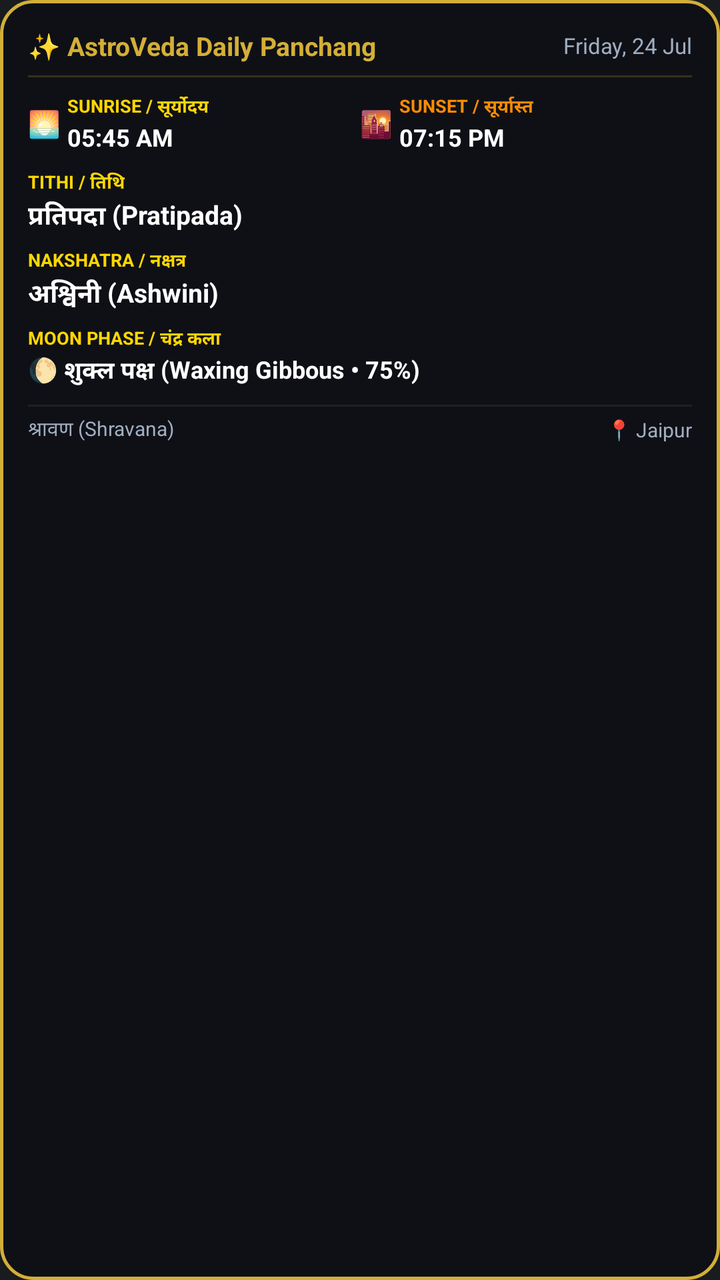
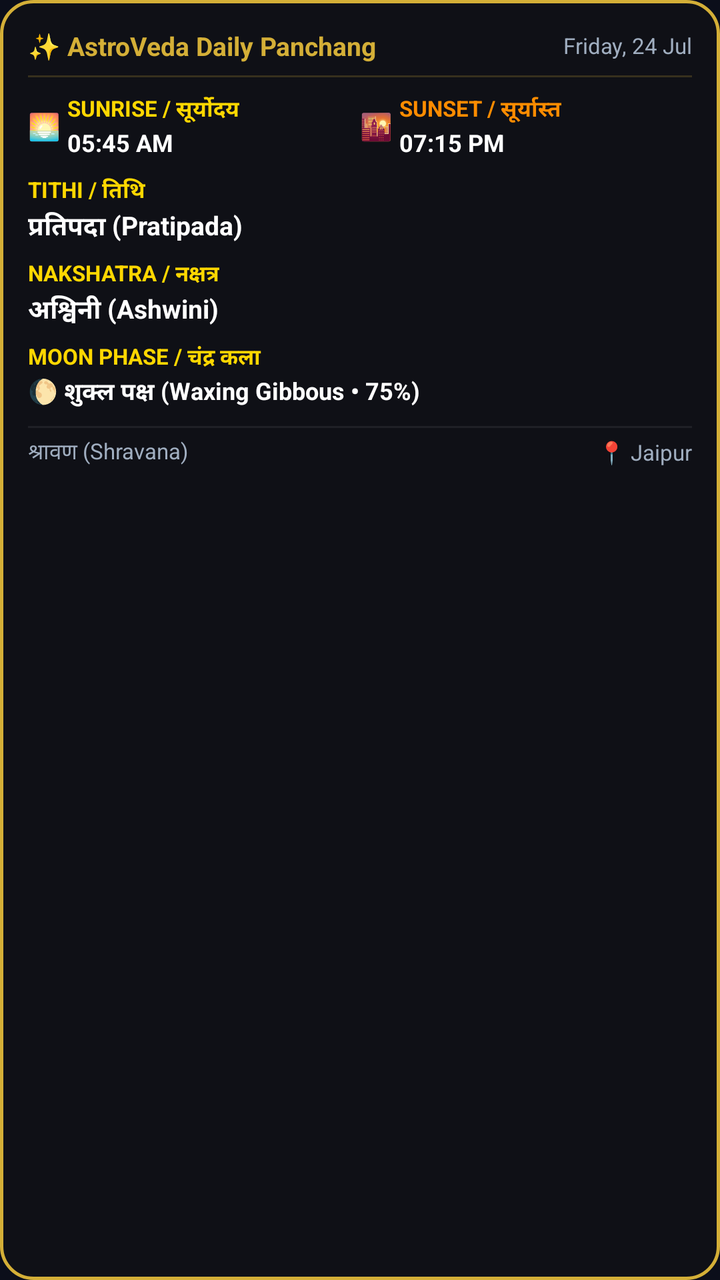

An Android layout rendered at two revisions. The XML below is the earlier revision; the diff shows what the commit changed to produce the second picture.
<!-- AndroidManifest.xml: application theme Theme.MyApplication -->
<!-- res/layout/panchang_widget.xml -->
<?xml version="1.0" encoding="utf-8"?>
<LinearLayout xmlns:android="http://schemas.android.com/apk/res/android"
    android:id="@+id/widget_root"
    android:layout_width="match_parent"
    android:layout_height="match_parent"
    android:background="@drawable/widget_background"
    android:orientation="vertical"
    android:padding="14dp">

    
    <LinearLayout
        android:layout_width="match_parent"
        android:layout_height="wrap_content"
        android:gravity="center_vertical"
        android:orientation="horizontal">

        <TextView
            android:id="@+id/widget_title"
            android:layout_width="0dp"
            android:layout_height="wrap_content"
            android:layout_weight="1"
            android:text="✨ AstroVeda Daily Panchang"
            android:textColor="#D4AF37"
            android:textSize="13sp"
            android:textStyle="bold" />

        <TextView
            android:id="@+id/widget_date"
            android:layout_width="wrap_content"
            android:layout_height="wrap_content"
            android:text="Friday, 24 Jul"
            android:textColor="#A0AEC0"
            android:textSize="11sp" />
    </LinearLayout>

    
    <View
        android:layout_width="match_parent"
        android:layout_height="1dp"
        android:layout_marginTop="6dp"
        android:layout_marginBottom="8dp"
        android:background="#33D4AF37" />

    
    <LinearLayout
        android:layout_width="match_parent"
        android:layout_height="wrap_content"
        android:orientation="horizontal"
        android:layout_marginBottom="8dp">

        
        <LinearLayout
            android:layout_width="0dp"
            android:layout_height="wrap_content"
            android:layout_weight="1"
            android:gravity="center_vertical"
            android:orientation="horizontal">

            <TextView
                android:layout_width="wrap_content"
                android:layout_height="wrap_content"
                android:text="🌅 "
                android:textSize="13sp" />

            <LinearLayout
                android:layout_width="wrap_content"
                android:layout_height="wrap_content"
                android:orientation="vertical">

                <TextView
                    android:layout_width="wrap_content"
                    android:layout_height="wrap_content"
                    android:text="SUNRISE / सूर्योदय"
                    android:textColor="#FFD700"
                    android:textSize="9sp"
                    android:textStyle="bold" />

                <TextView
                    android:id="@+id/widget_sunrise"
                    android:layout_width="wrap_content"
                    android:layout_height="wrap_content"
                    android:text="05:45 AM"
                    android:textColor="#FFFFFF"
                    android:textSize="12sp"
                    android:textStyle="bold" />
            </LinearLayout>
        </LinearLayout>

        
        <LinearLayout
            android:layout_width="0dp"
            android:layout_height="wrap_content"
            android:layout_weight="1"
            android:gravity="center_vertical"
            android:orientation="horizontal">

            <TextView
                android:layout_width="wrap_content"
                android:layout_height="wrap_content"
                android:text="🌇 "
                android:textSize="13sp" />

            <LinearLayout
                android:layout_width="wrap_content"
                android:layout_height="wrap_content"
                android:orientation="vertical">

                <TextView
                    android:layout_width="wrap_content"
                    android:layout_height="wrap_content"
                    android:text="SUNSET / सूर्यास्त"
                    android:textColor="#FF8C00"
                    android:textSize="9sp"
                    android:textStyle="bold" />

                <TextView
                    android:id="@+id/widget_sunset"
                    android:layout_width="wrap_content"
                    android:layout_height="wrap_content"
                    android:text="07:15 PM"
                    android:textColor="#FFFFFF"
                    android:textSize="12sp"
                    android:textStyle="bold" />
            </LinearLayout>
        </LinearLayout>
    </LinearLayout>

    
    <LinearLayout
        android:layout_width="match_parent"
        android:layout_height="wrap_content"
        android:orientation="vertical"
        android:layout_marginBottom="6dp">

        <TextView
            android:layout_width="wrap_content"
            android:layout_height="wrap_content"
            android:text="TITHI / तिथि"
            android:textColor="#FFD700"
            android:textSize="9sp"
            android:textStyle="bold" />

        <TextView
            android:id="@+id/widget_tithi"
            android:layout_width="match_parent"
            android:layout_height="wrap_content"
            android:ellipsize="end"
            android:maxLines="1"
            android:text="प्रतिपदा (Pratipada)"
            android:textColor="#FFFFFF"
            android:textSize="13sp"
            android:textStyle="bold" />
    </LinearLayout>

    
    <LinearLayout
        android:layout_width="match_parent"
        android:layout_height="wrap_content"
        android:orientation="vertical"
        android:layout_marginBottom="6dp">

        <TextView
            android:layout_width="wrap_content"
            android:layout_height="wrap_content"
            android:text="NAKSHATRA / नक्षत्र"
            android:textColor="#FFD700"
            android:textSize="9sp"
            android:textStyle="bold" />

        <TextView
            android:id="@+id/widget_nakshatra"
            android:layout_width="match_parent"
            android:layout_height="wrap_content"
            android:ellipsize="end"
            android:maxLines="1"
            android:text="अश्विनी (Ashwini)"
            android:textColor="#FFFFFF"
            android:textSize="13sp"
            android:textStyle="bold" />
    </LinearLayout>

    
    <LinearLayout
        android:layout_width="match_parent"
        android:layout_height="wrap_content"
        android:orientation="vertical"
        android:layout_marginBottom="6dp">

        <TextView
            android:layout_width="wrap_content"
            android:layout_height="wrap_content"
            android:text="MOON PHASE / चंद्र कला"
            android:textColor="#FFD700"
            android:textSize="9sp"
            android:textStyle="bold" />

        <TextView
            android:id="@+id/widget_moon_phase"
            android:layout_width="match_parent"
            android:layout_height="wrap_content"
            android:ellipsize="end"
            android:maxLines="1"
            android:text="🌔 शुक्ल पक्ष (Waxing Gibbous • 75%)"
            android:textColor="#FFFFFF"
            android:textSize="12sp"
            android:textStyle="bold" />
    </LinearLayout>
    <View
        android:layout_width="match_parent"
        android:layout_height="1dp"
        android:layout_marginTop="2dp"
        android:layout_marginBottom="4dp"
        android:background="#11FFFFFF" />

    <LinearLayout
        android:layout_width="match_parent"
        android:layout_height="wrap_content"
        android:gravity="center_vertical"
        android:orientation="horizontal">

        <TextView
            android:id="@+id/widget_masa"
            android:layout_width="0dp"
            android:layout_height="wrap_content"
            android:layout_weight="1"
            android:ellipsize="end"
            android:maxLines="1"
            android:text="श्रावण (Shravana)"
            android:textColor="#A0AEC0"
            android:textSize="10sp" />

        <TextView
            android:id="@+id/widget_location"
            android:layout_width="wrap_content"
            android:layout_height="wrap_content"
            android:ellipsize="end"
            android:maxLines="1"
            android:text="📍 Jaipur"
            android:textColor="#A0AEC0"
            android:textSize="10sp" />
    </LinearLayout>

</LinearLayout>
<!-- resources referenced by this layout -->
<resources>
  <!-- drawable widget_background (drawable) -->
  <?xml version="1.0" encoding="utf-8"?>
  <shape xmlns:android="http://schemas.android.com/apk/res/android"
      android:shape="rectangle">
      <solid android:color="#0F1016" />
      <corners android:radius="16dp" />
      <stroke
          android:width="1.5dp"
          android:color="#D4AF37" />
  </shape>
  <style name="Theme.MyApplication" parent="android:Theme.DeviceDefault.NoActionBar" />
</resources>

<!-- the commit's change to res/layout/panchang_widget.xml (unified diff, before → after) -->
@@ -34,12 +34,13 @@
     </LinearLayout>
 
     
-    <View
+    <ImageView
         android:layout_width="match_parent"
         android:layout_height="1dp"
         android:layout_marginTop="6dp"
         android:layout_marginBottom="8dp"
-        android:background="#33D4AF37" />
+        android:background="#33D4AF37"
+        android:importantForAccessibility="no" />
 
     
     <LinearLayout
@@ -72,7 +73,7 @@
                     android:layout_height="wrap_content"
                     android:text="SUNRISE / सूर्योदय"
                     android:textColor="#FFD700"
-                    android:textSize="9sp"
+                    android:textSize="11sp"
                     android:textStyle="bold" />
 
                 <TextView
@@ -110,7 +111,7 @@
                     android:layout_height="wrap_content"
                     android:text="SUNSET / सूर्यास्त"
                     android:textColor="#FF8C00"
-                    android:textSize="9sp"
+                    android:textSize="11sp"
                     android:textStyle="bold" />
 
                 <TextView
@@ -137,7 +138,7 @@
             android:layout_height="wrap_content"
             android:text="TITHI / तिथि"
             android:textColor="#FFD700"
-            android:textSize="9sp"
+            android:textSize="11sp"
             android:textStyle="bold" />
 
         <TextView
@@ -164,7 +165,7 @@
             android:layout_height="wrap_content"
             android:text="NAKSHATRA / नक्षत्र"
             android:textColor="#FFD700"
-            android:textSize="9sp"
+            android:textSize="11sp"
             android:textStyle="bold" />
 
         <TextView
@@ -191,7 +192,7 @@
             android:layout_height="wrap_content"
             android:text="MOON PHASE / चंद्र कला"
             android:textColor="#FFD700"
-            android:textSize="9sp"
+            android:textSize="11sp"
             android:textStyle="bold" />
 
         <TextView
@@ -205,12 +206,13 @@
             android:textSize="12sp"
             android:textStyle="bold" />
     </LinearLayout>
-    <View
+    <ImageView
         android:layout_width="match_parent"
         android:layout_height="1dp"
         android:layout_marginTop="2dp"
         android:layout_marginBottom="4dp"
-        android:background="#11FFFFFF" />
+        android:background="#11FFFFFF"
+        android:importantForAccessibility="no" />
 
     <LinearLayout
         android:layout_width="match_parent"
@@ -227,7 +229,7 @@
             android:maxLines="1"
             android:text="श्रावण (Shravana)"
             android:textColor="#A0AEC0"
-            android:textSize="10sp" />
+            android:textSize="11sp" />
 
         <TextView
             android:id="@+id/widget_location"
@@ -237,7 +239,7 @@
             android:maxLines="1"
             android:text="📍 Jaipur"
             android:textColor="#A0AEC0"
-            android:textSize="10sp" />
+            android:textSize="11sp" />
     </LinearLayout>
 
 </LinearLayout>
<!-- resource entries referenced after the edit -->
@@ -10,6 +10,9 @@
           android:width="1.5dp"
           android:color="#D4AF37" />
   </shape>
-  <style name="Theme.MyApplication" parent="android:Theme.DeviceDefault.NoActionBar" />
+  <style name="Theme.MyApplication" parent="android:Theme.DeviceDefault.NoActionBar">
+          <item name="android:windowBackground">@color/app_background</item>
+      </style>
+  <color name="app_background">#FF0B0E1A</color>
 </resources>
 
